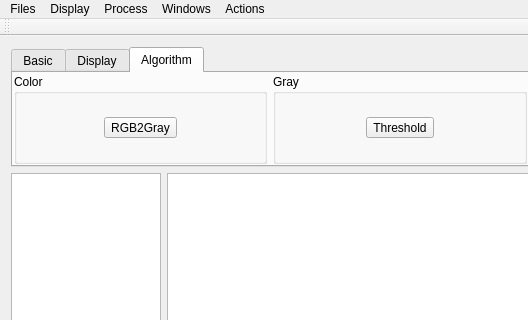
Old version of the form mainwindow.ui in the repository Rainlin007/RQImage; both pictures show x 0 to 528 and y 0 to 320 of the 800 by 800 pixel window.
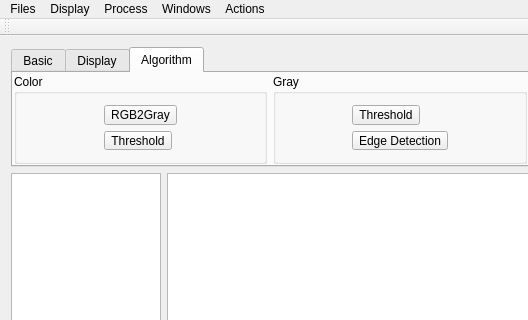
New version of the form. The open tabs and pages were chosen to show the change.

Commit message: fix color threshold

```diff
--- a/mainwindow.ui
+++ b/mainwindow.ui
@@ -181,6 +181,13 @@
              </property>
             </widget>
            </item>
+           <item row="1" column="0">
+            <widget class="QToolButton" name="toolButton_13">
+             <property name="text">
+              <string>Threshold</string>
+             </property>
+            </widget>
+           </item>
           </layout>
          </widget>
         </item>
@@ -197,6 +204,13 @@
              </property>
             </widget>
            </item>
+           <item row="1" column="0">
+            <widget class="QToolButton" name="toolButton_12">
+             <property name="text">
+              <string>Edge Detection</string>
+             </property>
+            </widget>
+           </item>
           </layout>
          </widget>
         </item>
```
Left out of the diff: 47 changed lines with no effect on the pictures. The commit also changes 13 other files.
